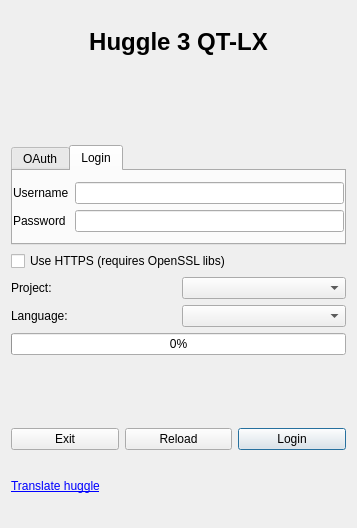
Above: huggle/login.ui from huggle/huggle3-qt-lx before the change. Below: the same form after it.
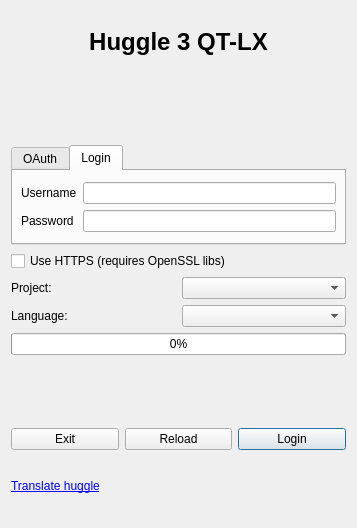
That is the form after the change. Icons and pictures are not drawn.

Diff of the .ui file:
```diff
--- a/huggle/login.ui
+++ b/huggle/login.ui
@@ -161,16 +161,16 @@
        <item>
         <layout class="QGridLayout" name="gridLayout">
          <property name="leftMargin">
-          <number>0</number>
+          <number>8</number>
          </property>
          <property name="topMargin">
-          <number>0</number>
+          <number>2</number>
          </property>
          <property name="rightMargin">
-          <number>0</number>
+          <number>8</number>
          </property>
          <property name="bottomMargin">
-          <number>0</number>
+          <number>2</number>
          </property>
          <property name="spacing">
           <number>6</number>
```
